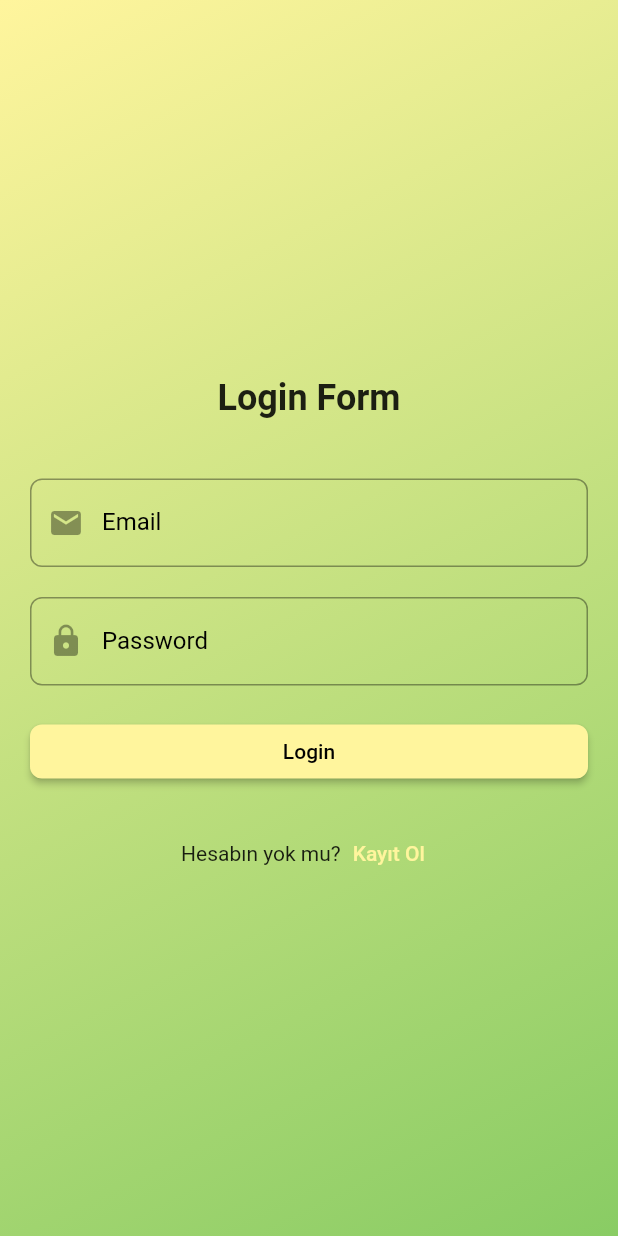
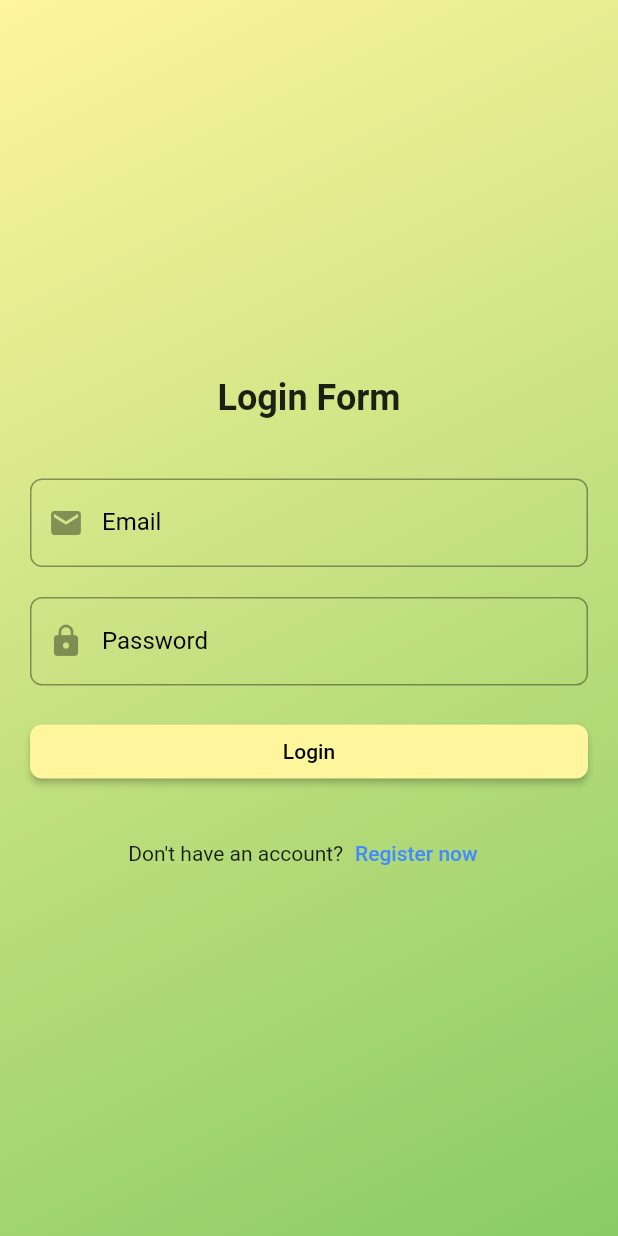
Before and after one commit to lKhanl/teklifyap2-mobile, a Flutter app: the ProfileScreen screen opened directly, after a tap on the "logout" icon, on a phone screen of 412 x 824 dp. Run offline on Flutter 3.47's test engine with Material 2 defaults, Android fonts, the phone set to English and light mode, and no system bars; our stand-ins replace get, get_storage; accounts and stored records are empty; network calls fail.

Commit message:
updated some small changes

```diff
--- a/lib/screens/login/login_screen.dart
+++ b/lib/screens/login/login_screen.dart
@@ -4,6 +4,7 @@ import 'package:teklifyap_mobil2/layout/custom_header.dart';
 import 'package:teklifyap_mobil2/layout/custom_text_field.dart';
 import 'package:teklifyap_mobil2/screens/login/login_controller.dart';
 import 'package:teklifyap_mobil2/screens/profile/profile_screen.dart';
+import 'package:teklifyap_mobil2/screens/register/register_screen.dart';
 import 'package:teklifyap_mobil2/style/colors.dart';
 
 import '../home/home_screen.dart';
@@ -82,7 +83,6 @@ class _LoginScreenState extends State<LoginScreen> {
                             onPressed: () {
                               if (_formKey.currentState!.validate()) {
                                 _controller.login(email, password);
-                                Get.offAll(() => ProfileScreen());
                               }
                             },
                             child: const Text('Login',
@@ -99,13 +99,18 @@ class _LoginScreenState extends State<LoginScreen> {
                         Row(
                           mainAxisAlignment: MainAxisAlignment.center,
                           children: [
-                            const Text('Hesabın yok mu?'),
+                            const Text('Don\'t have an account?'),
                             TextButton(
-                              onPressed: () {},
+                              onPressed: () {
+                                Get.offAll(() => const RegisterScreen());
+                              },
+                              style: TextButton.styleFrom(
+                                primary: Colors.transparent,
+                              ),
                               child: Text(
-                                'Kayıt Ol',
+                                'Register now',
                                 style: TextStyle(
-                                  color: ThemeColors.primaryColor,
+                                  color: Colors.blueAccent,
                                 ),
                               ),
                             ),
--- a/lib/screens/profile/profile_controller.dart
+++ b/lib/screens/profile/profile_controller.dart
@@ -4,20 +4,21 @@ import 'package:flutter/cupertino.dart';
 import 'package:get/get.dart';
 import 'package:get_storage/get_storage.dart';
 import 'package:http/http.dart' as http;
-import 'package:teklifyap_mobil2/screens/login/login_screen.dart';
 
 import '../../Base.dart';
 import '../../models/profile_model.dart';
+import '../initial/initial_screen.dart';
 
 class ProfileController extends GetxController {
   late String token;
+
   @override
   void onInit() async {
     super.onInit();
     token = GetStorage().read('token');
     if (token == "") {
       GetStorage().write('token', '');
-      Get.offAll(() => const LoginScreen());
+      Get.offAll(() => const InitialScreen());
     }
   }
 
@@ -33,8 +34,6 @@ class ProfileController extends GetxController {
       var result = Profile.fromJson(json.decode(response.body)['data']);
       return result;
     } else {
-      print(response.body);
-      print(GetStorage().read('token'));
       throw Exception('Failed to load post');
     }
   }
@@ -56,7 +55,6 @@ class ProfileController extends GetxController {
     if (response.statusCode == 200) {
       return true;
     } else {
-      debugPrint(response.body);
       throw Exception('Failed to load post');
     }
   }
--- a/lib/style/colors.dart
+++ b/lib/style/colors.dart
@@ -1,10 +1,10 @@
 import 'package:flutter/material.dart';
 
 class ThemeColors {
-  // static const Color gradientBegin = Color(0xFF27D5F6);
-  // static const Color gradientEnd = Color(0xFF5533FF);
+
   static Color primaryColor = const Color(0xFFFFF59D);
   static Color secondaryColor = const Color(0xFF89CC64);
   static Color background = const Color(0xFFEAEAEA);
-// static const Color tertiaryColor = Color(0xFF3ECF46);
+  static Color error = const Color(0xffFF9494);
+
 }
```
Also changed, not shown: lib/screens/login/login_controller.dart (+10 -1 lines).
